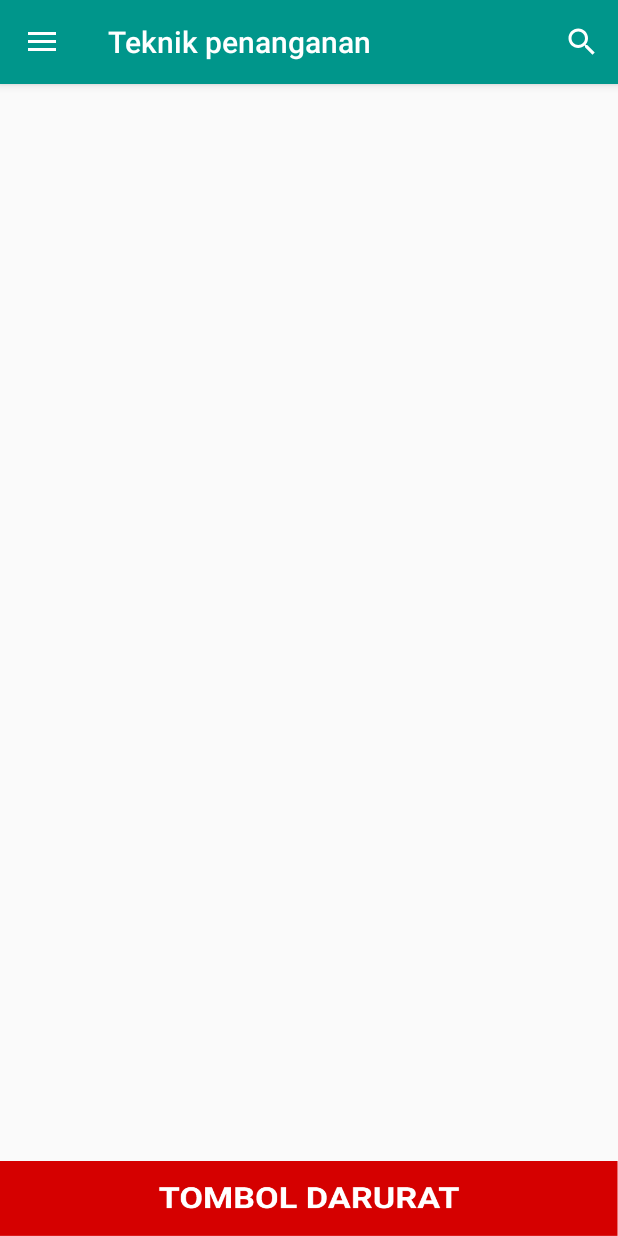
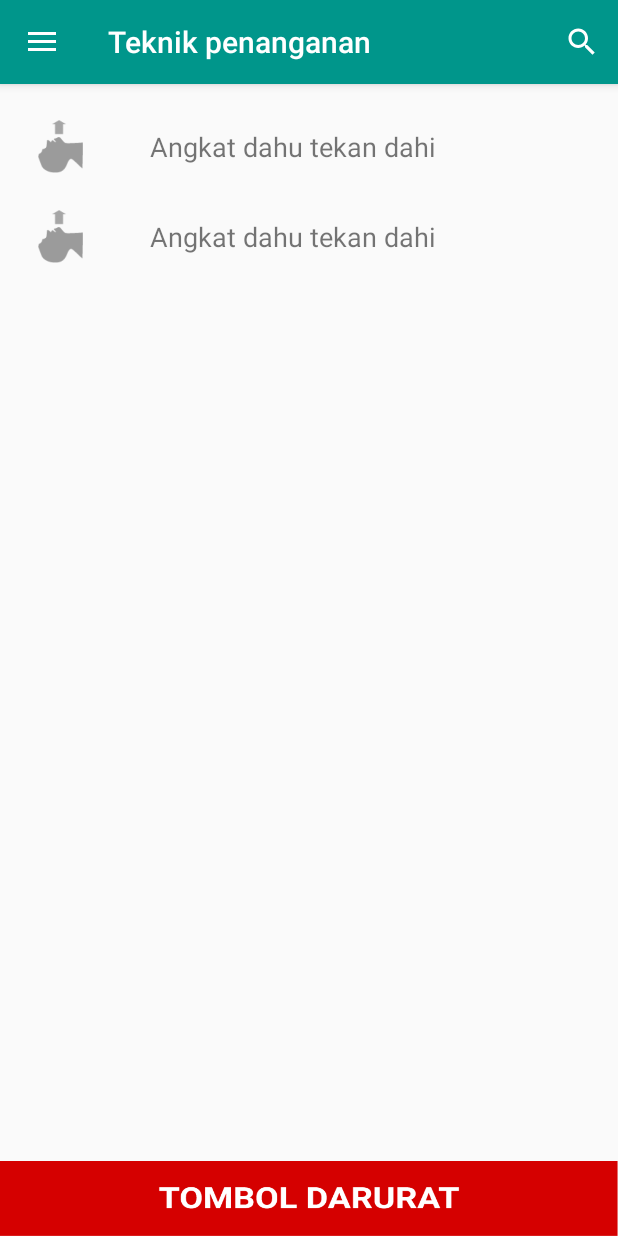
Before and after one commit to Vallenteer/hci_uas, an Android app: the screen it shows after launch (MainActivity), in the side drawer, after a tap on "Teknik Penanganan", on a phone screen of 412 x 824 dp. Run offline under Robolectric (Android 15) with nearby library versions, the light colour scheme and no system bars.

Commit message:
fu RelativeLayout :")
Relative membuat semuanya ancur :v:

```diff
--- a/app/src/main/res/drawable/vertical_divider.xml
+++ b/app/src/main/res/drawable/vertical_divider.xml
@@ -1,5 +1,5 @@
 <?xml version="1.0" encoding="utf-8"?>
 <shape xmlns:android="http://schemas.android.com/apk/res/android">
-    <size android:width="1dip" />
+    <size android:height="1dip" />
     <solid android:color="#e0e0e0" />
 </shape>
--- a/app/src/main/res/layout/tp_1_fragment.xml
+++ b/app/src/main/res/layout/tp_1_fragment.xml
@@ -1,11 +1,56 @@
 <?xml version="1.0" encoding="utf-8"?>
-<LinearLayout xmlns:android="http://schemas.android.com/apk/res/android"
+<RelativeLayout xmlns:android="http://schemas.android.com/apk/res/android"
     android:orientation="vertical" android:layout_width="match_parent"
     android:layout_height="match_parent"
     android:layout_marginTop="60dp">
-    <LinearLayout
+    <RelativeLayout
         android:layout_width="match_parent"
-        android:layout_height="wrap_content">
+        android:layout_height="wrap_content"
+        android:orientation="vertical"
+        android:divider="@drawable/vertical_divider"
+        android:dividerPadding="5dip"
+        android:showDividers="middle">
+        <ImageView
+            android:id="@+id/icon_ldr"
+            android:layout_marginTop="20dp"
+            android:layout_marginLeft="25dp"
+            android:layout_width="30dp"
+            android:layout_height="35dp"
+            android:background="@drawable/icon_angkatdahu"/>
+        <TextView
+            android:layout_width="250dp"
+            android:layout_marginLeft="15dp"
+            android:layout_marginTop="25dp"
+            android:gravity="center|center_vertical|center_horizontal"
+            android:layout_height="wrap_content"
+            android:layout_toRightOf="@id/icon_ldr"
+            android:text="Angkat dahu tekan dahi"
+            android:textSize="18sp"/>
+    </RelativeLayout>
 
-    </LinearLayout>
-</LinearLayout>
+    <RelativeLayout
+        android:layout_width="match_parent"
+        android:layout_height="wrap_content"
+        android:orientation="vertical"
+        android:divider="@drawable/vertical_divider"
+        android:dividerPadding="5dip"
+        android:showDividers="middle"
+        android:layout_marginTop="60dp">
+        <ImageView
+            android:id="@+id/icon_dahu"
+            android:layout_marginTop="20dp"
+            android:layout_marginLeft="25dp"
+            android:layout_width="30dp"
+            android:layout_height="35dp"
+            android:background="@drawable/icon_angkatdahu"/>
+        <TextView
+            android:layout_width="250dp"
+            android:layout_marginLeft="15dp"
+            android:layout_marginTop="25dp"
+            android:gravity="center|center_vertical|center_horizontal"
+            android:layout_height="wrap_content"
+            android:layout_toRightOf="@id/icon_dahu"
+            android:text="Angkat dahu tekan dahi"
+            android:textSize="18sp"/>
+    </RelativeLayout>
+</RelativeLayout>
```
Also changed, not shown: app/src/main/res/drawable/icon_angkatdahu.png (added).
